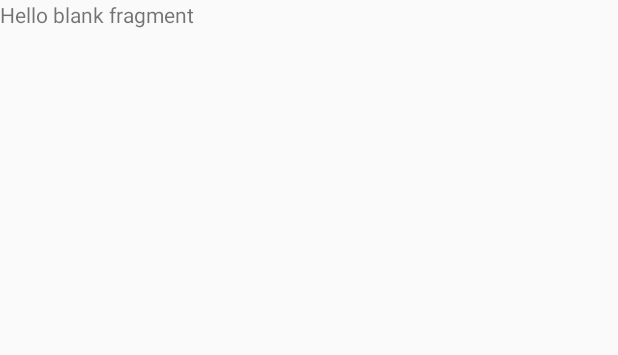
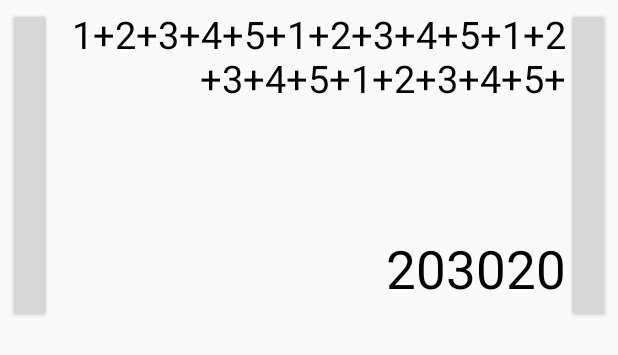
Before and after one commit to lap-trinh-android-chieu-thu-5/Calculator, an Android app: the layout fragment_expression.xml on its own in the app's theme, with its tools: preview values and no code run, on a phone screen of 412 x 824 dp. Shown: the top 355 px of the screen. Run offline under Robolectric (Android 15) with nearby library versions, the phone set to English and light mode, and no system bars.

Commit message:
done - expression fragment

```diff
--- a/Calculator/app/src/main/res/layout/fragment_expression.xml
+++ b/Calculator/app/src/main/res/layout/fragment_expression.xml
@@ -2,13 +2,53 @@
 <FrameLayout xmlns:android="http://schemas.android.com/apk/res/android"
     xmlns:tools="http://schemas.android.com/tools"
     android:layout_width="match_parent"
-    android:layout_height="match_parent"
+    android:layout_height="wrap_content"
     tools:context=".fragment.ExpressionFragment">
 
-    <!-- TODO: Update blank fragment layout -->
-    <TextView
+    <LinearLayout
         android:layout_width="match_parent"
-        android:layout_height="match_parent"
-        android:text="@string/hello_blank_fragment" />
+        android:layout_height="wrap_content"
+        android:background="#FAFAFA"
+        android:layout_margin="5dp"
+        android:orientation="horizontal"
+        android:gravity="center">
+
+        <Button
+            android:layout_width="wrap_content"
+            android:layout_height="match_parent"
+            android:layout_weight="1"/>
+
+        <LinearLayout
+            android:layout_width="match_parent"
+            android:layout_height="match_parent"
+            android:layout_weight="1"
+            android:orientation="vertical">
+
+            <TextView
+                android:id="@+id/text_view_expression"
+                android:gravity="right"
+                android:text="1+2+3+4+5+1+2+3+4+5+1+2+3+4+5+1+2+3+4+5+"
+                android:textColor="#000000"
+                android:layout_width="match_parent"
+                android:layout_height="150dp"
+                android:textSize="25dp"
+                />
+            <TextView
+                android:id="@+id/text_view_result"
+                android:text="203020"
+                android:textColor="#000000"
+                android:textSize="35dp"
+                android:gravity="right"
+                android:layout_width="match_parent"
+                android:layout_height="40dp"
+                android:layout_marginBottom="20dp"/>
+        </LinearLayout>
+
+        <Button
+            android:layout_width="wrap_content"
+            android:layout_height="match_parent"
+            android:layout_weight="1"/>
+
+    </LinearLayout>
 
 </FrameLayout>
```
Also changed, not shown: Calculator/app/src/main/AndroidManifest.xml (+7 -1 lines), Calculator/app/src/main/java/calculator/team07/fragment/ExpressionFragment.java (+0 -86 lines), Calculator/app/src/main/java/calculator/team07/view/MainActivity.java (+10 -0 lines), Calculator/app/src/main/res/layout/activity_main.xml (+10 -3 lines).
